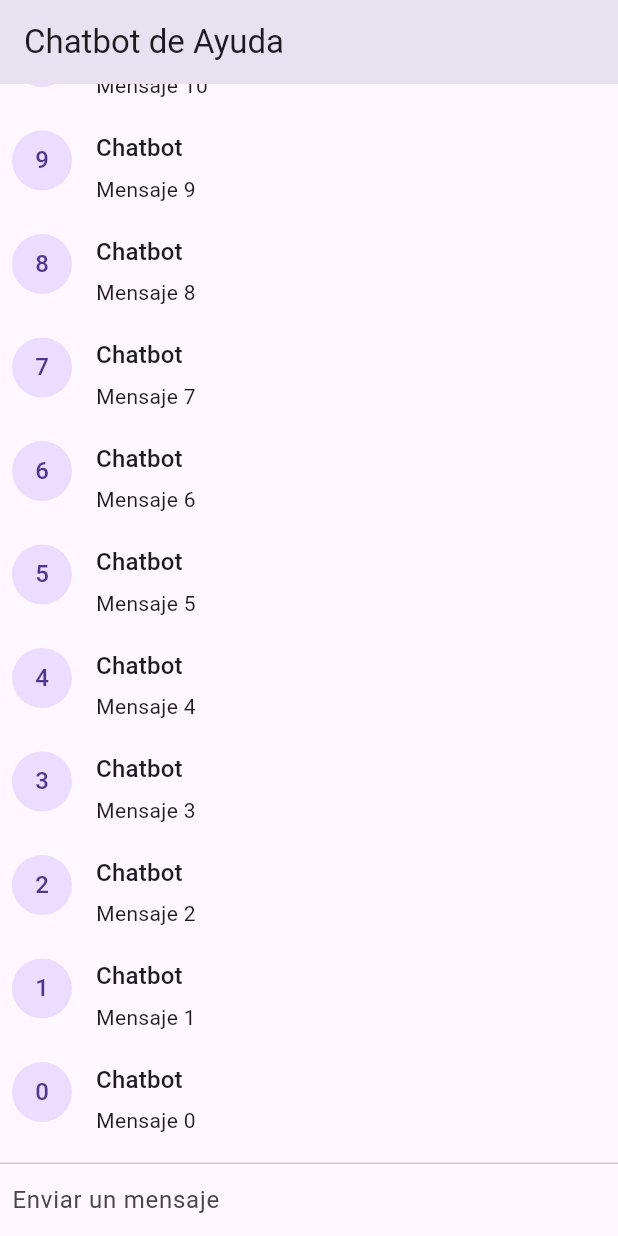
After one commit to Sebastian27007/taller3, a Flutter app: the MyHomePage screen opened directly, on a phone screen of 412 x 824 dp. The commit adds this screen. Run offline on Flutter 3.47's test engine with Material 3 defaults, Android fonts, the light colour scheme and no system bars.

Commit message:
Frontend ChatBot

```diff
--- /dev/null
+++ b/lib/ChatPage.dart
@@ -0,0 +1,115 @@
+import 'package:flutter/material.dart';
+
+void main() {
+  runApp(MyApp());
+}
+
+class MyApp extends StatelessWidget {
+  @override
+  Widget build(BuildContext context) {
+    return MaterialApp(
+      title: 'Chatbot de Ayuda',
+      theme: ThemeData(
+        primarySwatch: Colors.blue,
+      ),
+      home: MyHomePage(title: 'Chatbot de Ayuda'),
+    );
+  }
+}
+
+class MyHomePage extends StatefulWidget {
+  final String title;
+  MyHomePage({Key? key, required this.title}) : super(key: key);
+
+  @override
+  _MyHomePageState createState() => _MyHomePageState();
+}
+
+class _MyHomePageState extends State<MyHomePage> {
+  final TextEditingController _textController = TextEditingController();
+
+  @override
+  Widget build(BuildContext context) {
+    return Scaffold(
+      appBar: AppBar(
+        title: Text(widget.title),
+      ),
+      body: Column(
+        children: <Widget>[
+          Flexible(
+            child: ListView.builder(
+              padding: EdgeInsets.all(8.0),
+              reverse: true,
+              itemBuilder: (_, int index) => _buildChatMessage("Mensaje $index"),
+              itemCount: 20,
+            ),
+          ),
+          Divider(height: 1.0),
+          Container(
+            decoration: BoxDecoration(color: Theme.of(context).cardColor),
+            child: _buildTextComposer(),
+          ),
+        ],
+      ),
+    );
+  }
+
+  Widget _buildTextComposer() {
+    return IconTheme(
+      data: IconThemeData(color: Theme.of(context).canvasColor),
+      child: Container(
+        margin: const EdgeInsets.symmetric(horizontal: 8.0),
+        child: Row(
+          children: <Widget>[
+            Flexible(
+              child: TextField(
+                controller: _textController,
+                onSubmitted: _handleSubmitted,
+                decoration:
+                    InputDecoration.collapsed(hintText: "Enviar un mensaje"),
+              ),
+            ),
+            Container(
+              margin: EdgeInsets.symmetric(horizontal: 4.0),
+              child: IconButton(
+                  icon: Icon(Icons.send),
+                  onPressed: () => _handleSubmitted(_textController.text)),
+            ),
+          ],
+        ),
+      ),
+    );
+  }
+
+  void _handleSubmitted(String text) {
+    _textController.clear();
+  }
+
+  Widget _buildChatMessage(String message) {
+    return Container(
+      margin: const EdgeInsets.symmetric(vertical: 10.0),
+      child: Row(
+        crossAxisAlignment: CrossAxisAlignment.start,
+        children: <Widget>[
+          Container(
+            margin: const EdgeInsets.only(right: 16.0),
+            child:
+                CircleAvatar(child: Text(message[message.length - 1])),
+          ),
+          Column(
+            crossAxisAlignment: CrossAxisAlignment.start,
+            children: <Widget>[
+              Text("Chatbot", style: Theme.of(context).textTheme.subtitle1),
+              Container(
+                margin:
+                    const EdgeInsets.only(top: 5.0),
+                child:
+                    Text(message),
+              ),
+            ],
+          ),
+        ],
+      ),
+    );
+  }
+}
--- a/lib/main.dart
+++ b/lib/main.dart
@@ -1,5 +1,6 @@
 import 'package:flutter/material.dart';
 import 'package:ti3app/Login_app.dart';
+import 'package:ti3app/ChatPage.dart';
 
 void main() {
   runApp(const MyApp());
@@ -53,9 +54,12 @@ class _MyCombinedPageState extends State<MyCombinedPage> {
 
   // Las opciones que se muestran en el cuerpo de la página
   static const List<Widget> _widgetOptions = <Widget>[
-    Text('Index 0: Home', style: TextStyle(fontSize: 30, fontWeight: FontWeight.bold)),
-    Text('Index 1: Business', style: TextStyle(fontSize: 30, fontWeight: FontWeight.bold)),
-    Text('Index 2: School', style: TextStyle(fontSize: 30, fontWeight: FontWeight.bold)),
+    Text('Index 0: Home',
+        style: TextStyle(fontSize: 30, fontWeight: FontWeight.bold)),
+    Text('Index 1: Business',
+        style: TextStyle(fontSize: 30, fontWeight: FontWeight.bold)),
+    Text('Index 2: School',
+        style: TextStyle(fontSize: 30, fontWeight: FontWeight.bold)),
   ];
 
   void _onItemTapped(int index) {
@@ -68,7 +72,8 @@ class _MyCombinedPageState extends State<MyCombinedPage> {
   @override
   Widget build(BuildContext context) {
     return Scaffold(
-      appBar: AppBar(title: const Text(MyApp.appTitle)), // Usar el título de MyApp
+      appBar:
+          AppBar(title: const Text(MyApp.appTitle)), // Usar el título de MyApp
       drawer: Drawer(
         child: ListView(
           padding: EdgeInsets.zero,
@@ -98,10 +103,14 @@ class _MyCombinedPageState extends State<MyCombinedPage> {
                 Navigator.pop(context); // Cierra el Drawer
               },
             ),
-            const SizedBox(height: 30,),
             const SizedBox(
-              child: Text('Versión 1.0',
-              textAlign: TextAlign.center,),
+              height: 30,
+            ),
+            const SizedBox(
+              child: Text(
+                'Versión 1.0',
+                textAlign: TextAlign.center,
+              ),
             )
           ],
         ),
@@ -197,7 +206,9 @@ class _MyCombinedPageState extends State<MyCombinedPage> {
               ),
               MaterialButton(
                 onPressed: () {
-                  Navigator.push(context, MaterialPageRoute(builder: (context) => const LoginApp()),
+                  Navigator.push(
+                    context,
+                    MaterialPageRoute(builder: (context) => const LoginApp()),
                   );
                 },
                 padding:
```
Also changed, not shown: 1 other file. Lines whose indentation alone changed are shown as unchanged.
